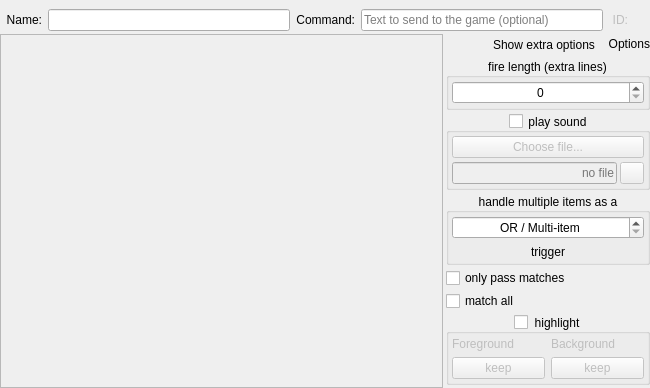
Above: src/ui/triggers_main_area.ui from sammerpetria/Mudlet before the change. Below: the same form after it.
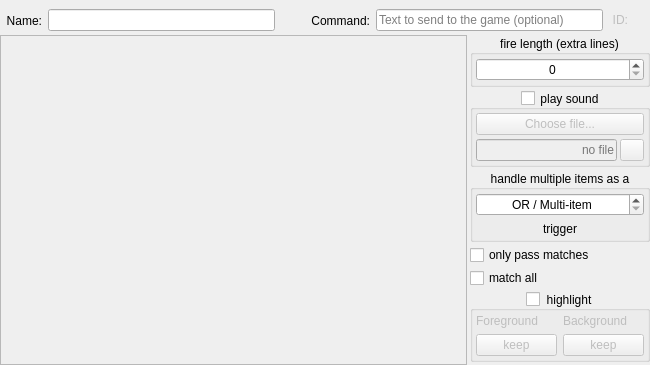
That is the form after the change. Icons and pictures are not drawn.

Commit message:
Revert "change  button extra options toggle"
This reverts commit ba97cae2658bcd23dab58252db49ab57da80b608.

What changed in the file:
```diff
--- a/src/ui/triggers_main_area.ui
+++ b/src/ui/triggers_main_area.ui
@@ -43,7 +43,7 @@
      <property name="autoFillBackground">
       <bool>true</bool>
      </property>
-     <layout class="QHBoxLayout" name="horizontalLayout_widget_top" stretch="0,1,0,1,0">
+     <layout class="QHBoxLayout" name="horizontalLayout_widget_top" stretch="0,1,0,0,1,0">
       <property name="leftMargin">
        <number>6</number>
       </property>
@@ -79,6 +79,32 @@
         </property>
        </widget>
       </item>
+      <item>
+       <widget class="QToolButton" name="toolButton_toggleExtraControls">
+        <property name="toolTip">
+         <string>&lt;p&gt;Use this control to show or hide the extra controls for the trigger; this can be used to allow more space to show the trigger &lt;i&gt;items&lt;/i&gt; on smaller screen.&lt;/p&gt;</string>
+        </property>
+        <property name="text">
+         <string/>
+        </property>
+        <property name="icon">
+         <iconset resource="../mudlet.qrc">
+          <normaloff>:/icons/arrow-right_grey-16x.png</normaloff>
+          <normalon>:/icons/arrow-down_grey-16x.png</normalon>
+          <activeoff>:/icons/arrow-right-16x.png</activeoff>
+          <activeon>:/icons/arrow-down-16x.png</activeon>:/icons/arrow-right_grey-16x.png</iconset>
+        </property>
+        <property name="checkable">
+         <bool>true</bool>
+        </property>
+        <property name="checked">
+         <bool>false</bool>
+        </property>
+        <property name="autoRaise">
+         <bool>true</bool>
+        </property>
+       </widget>
+      </item>
       <item>
        <widget class="QLabel" name="label_trigger_command">
         <property name="text">
@@ -206,7 +232,7 @@
      <property name="autoFillBackground">
       <bool>true</bool>
      </property>
-     <layout class="QVBoxLayout" name="verticalLayout_widget_right" stretch="0,0,0,0,0,0,0,0">
+     <layout class="QVBoxLayout" name="verticalLayout_widget_right" stretch="0,0,0,0,0,0,0">
       <property name="spacing">
        <number>3</number>
       </property>
@@ -222,80 +248,6 @@
       <property name="bottomMargin">
        <number>0</number>
       </property>
-      <item>
-       <layout class="QHBoxLayout" name="horizontalLayout_extraOptionsHeader" stretch="1,0,0">
-        <property name="spacing">
-         <number>6</number>
-        </property>
-        <property name="leftMargin">
-         <number>0</number>
-        </property>
-        <property name="topMargin">
-         <number>0</number>
-        </property>
-        <property name="rightMargin">
-         <number>0</number>
-        </property>
-        <property name="bottomMargin">
-         <number>0</number>
-        </property>
-        <item>
-         <spacer name="horizontalSpacer_extraOptionsHeader">
-          <property name="orientation">
-           <enum>Qt::Horizontal</enum>
-          </property>
-          <property name="sizeType">
-           <enum>QSizePolicy::Expanding</enum>
-          </property>
-          <property name="sizeHint" stdset="0">
-           <size>
-            <width>40</width>
-            <height>20</height>
-           </size>
-          </property>
-         </spacer>
-        </item>
-        <item alignment="Qt::AlignRight|Qt::AlignVCenter">
-         <widget class="QToolButton" name="toolButton_toggleExtraControls">
-          <property name="toolTip">
-           <string>&lt;p&gt;Use this control to show or hide the extra trigger options.&lt;/p&gt;</string>
-          </property>
-          <property name="text">
-           <string>Show extra options</string>
-          </property>
-          <property name="icon">
-           <iconset resource="../mudlet.qrc">
-            <normaloff>:/icons/arrow-right_grey-16x.png</normaloff>
-            <normalon>:/icons/arrow-down_grey-16x.png</normalon>
-            <activeoff>:/icons/arrow-right-16x.png</activeoff>
-            <activeon>:/icons/arrow-down-16x.png</activeon>:/icons/arrow-right_grey-16x.png</iconset>
-          </property>
-          <property name="toolButtonStyle">
-           <enum>Qt::ToolButtonTextBesideIcon</enum>
-          </property>
-          <property name="checkable">
-           <bool>true</bool>
-          </property>
-          <property name="checked">
-           <bool>false</bool>
-          </property>
-          <property name="autoRaise">
-           <bool>true</bool>
-          </property>
-         </widget>
-        </item>
-        <item alignment="Qt::AlignRight|Qt::AlignVCenter">
-         <widget class="QLabel" name="label_extraOptionsHeading">
-          <property name="text">
-           <string>Options</string>
-          </property>
-          <property name="alignment">
-           <set>Qt::AlignRight|Qt::AlignVCenter</set>
-          </property>
-         </widget>
-        </item>
-       </layout>
-      </item>
       <item alignment="Qt::AlignTop">
        <widget class="QGroupBox" name="groupBox_stayOpen">
         <property name="toolTip">
```
The commit also changes 1 other file.
